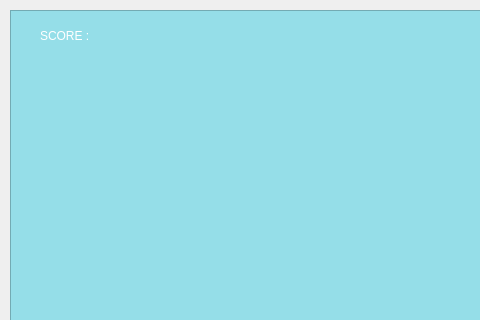
This is Arkanoid/fenetrejeu.ui in Milieuuh/Arkanoid as Qt 5 draws it before an edit; both pictures show x 0 to 480 and y 0 to 320 of the 650 by 900 pixel window. The edited form follows.
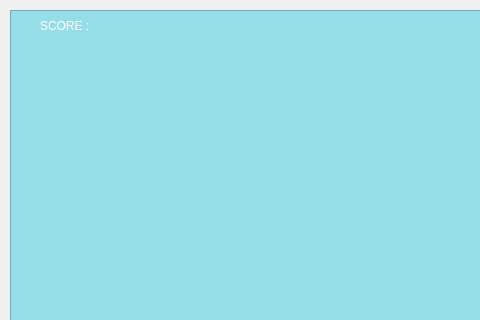
This is the edited form.

What changed in the file:
```diff
--- a/Arkanoid/fenetrejeu.ui
+++ b/Arkanoid/fenetrejeu.ui
@@ -42,7 +42,7 @@
    <property name="geometry">
     <rect>
      <x>40</x>
-     <y>10</y>
+     <y>0</y>
      <width>241</width>
      <height>51</height>
     </rect>
```
